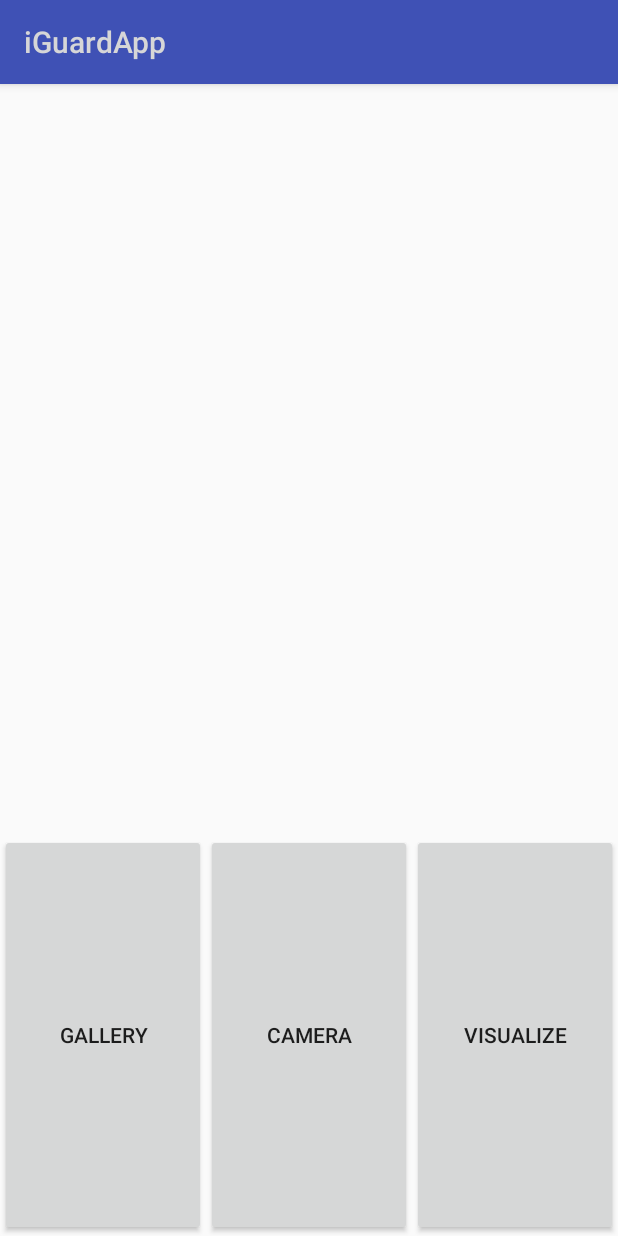
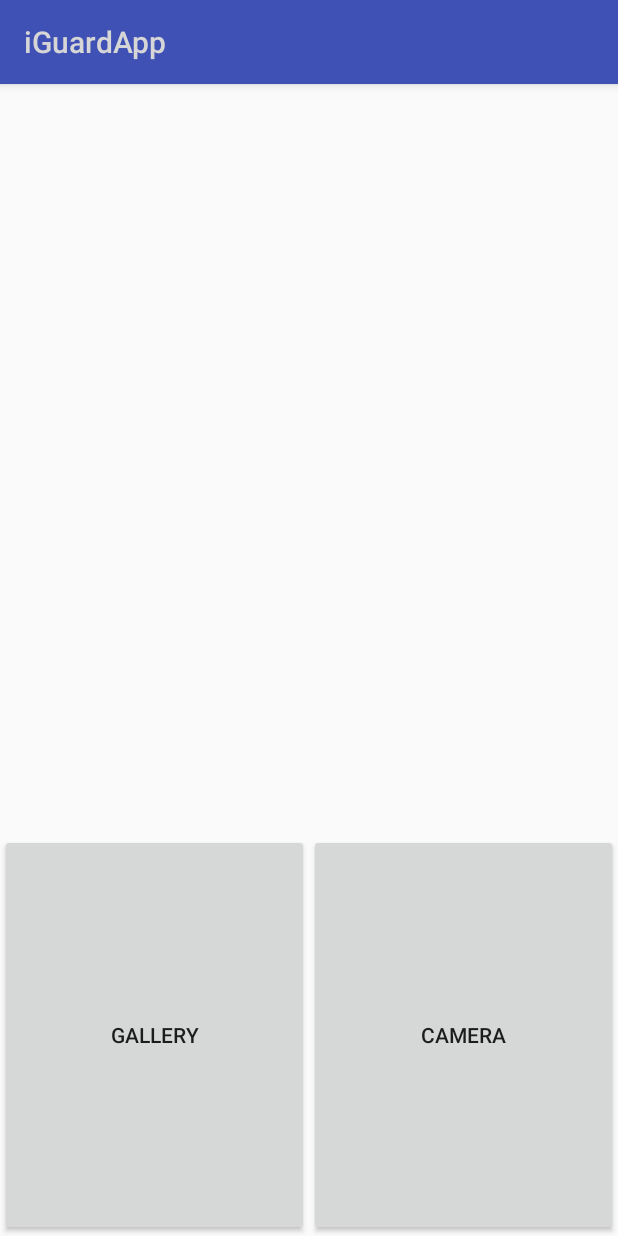
Before and after one commit to mohammedjasam/iGuard, an Android app: the RecognizeConceptsActivity screen opened directly, with no data from a screen before it, on a phone screen of 412 x 824 dp. Run offline under Robolectric (Android 15) with nearby library versions, the phone set to English and light mode, and no system bars; our stand-ins replace ButterKnife, Firebase (no records; nobody signed in at launch, a user with empty details on screens opened directly); libraries missing offline, so code that uses them is left out: clarifai2.api, clarifai2.dto.input, clarifai2.dto.model, clarifai2.dto.prediction, com.mikepenz.materialdrawer and 2 more; 6 statements that could not run were skipped.

```diff
--- a/iGuardIndia/app/src/main/AndroidManifest.xml
+++ b/iGuardIndia/app/src/main/AndroidManifest.xml
@@ -14,6 +14,7 @@
         android:label="@string/app_name"
         android:supportsRtl="true"
         android:theme="@style/AppTheme">
+        <!--<activity android:name=".activity.RecognizeConceptsActivity">-->
         <activity android:name=".GoogleSignInActivity">
             <intent-filter>
                 <action android:name="android.intent.action.MAIN" />
--- a/iGuardIndia/app/src/main/java/com/sadaf/iguardindia/GoogleSignInActivity.java
+++ b/iGuardIndia/app/src/main/java/com/sadaf/iguardindia/GoogleSignInActivity.java
@@ -9,6 +9,7 @@ import android.widget.Button;
 import android.widget.ImageView;
 import android.widget.LinearLayout;
 import android.widget.TextView;
+import android.widget.Toast;
 
 import com.bumptech.glide.Glide;
 import com.sadaf.iguardindia.activity.RecognizeConceptsActivity;
@@ -126,6 +127,7 @@ public class GoogleSignInActivity extends AppCompatActivity implements View.OnCl
         }
 
         else{
+//            Toast.makeText(getApplicationContext(), "NOOOO", Toast.LENGTH_LONG).show();
             // If the user couldn't login then you don't update the UI
             updateUI(false);
         }
--- a/iGuardIndia/app/src/main/java/com/sadaf/iguardindia/activity/RecognizeConceptsActivity.java
+++ b/iGuardIndia/app/src/main/java/com/sadaf/iguardindia/activity/RecognizeConceptsActivity.java
@@ -100,7 +100,7 @@ public final class RecognizeConceptsActivity extends BaseActivity {
   protected void onCreate(@Nullable Bundle savedInstanceState) {
     super.onCreate(savedInstanceState);
     Button photoButton = (Button) this.findViewById(R.id.button1);
-    Button vizButton = (Button) this.findViewById(R.id.btn_viz);
+//    Button vizButton = (Button) this.findViewById(R.id.btn_viz);
 
     photoButton.setOnClickListener(new View.OnClickListener() {
 
@@ -111,13 +111,13 @@ public final class RecognizeConceptsActivity extends BaseActivity {
       }
     });
 
-    vizButton.setOnClickListener(new View.OnClickListener() {
-      @Override
-      public void onClick(View v) {
-        Intent vizIntent = new Intent(v.getContext(), Viz.class);
-        startActivity(vizIntent);
-      }
-    });
+//    vizButton.setOnClickListener(new View.OnClickListener() {
+//      @Override
+//      public void onClick(View v) {
+//        Intent vizIntent = new Intent(v.getContext(), Viz.class);
+//        startActivity(vizIntent);
+//      }
+//    });
     setmCurrImage(mCurrImage);
   }
 
--- a/iGuardIndia/app/src/main/res/layout/activity_recognize.xml
+++ b/iGuardIndia/app/src/main/res/layout/activity_recognize.xml
@@ -79,16 +79,16 @@
               android:text="Camera" />
       </LinearLayout>
 
-      <LinearLayout
-          android:layout_height="match_parent"
-          android:layout_width="match_parent"
-          android:layout_weight="1">
-          <Button
-              android:id="@+id/btn_viz"
-              android:layout_width="match_parent"
-              android:layout_height="match_parent"
-              android:text="Visualize" />
-      </LinearLayout>
+      <!--<LinearLayout-->
+          <!--android:layout_height="match_parent"-->
+          <!--android:layout_width="match_parent"-->
+          <!--android:layout_weight="1">-->
+          <!--<Button-->
+              <!--android:id="@+id/btn_viz"-->
+              <!--android:layout_width="match_parent"-->
+              <!--android:layout_height="match_parent"-->
+              <!--android:text="Visualize" />-->
+      <!--</LinearLayout>-->
 
 
   </LinearLayout>
--- a/iGuardIndia/app/src/main/res/values/strings.xml
+++ b/iGuardIndia/app/src/main/res/values/strings.xml
@@ -3,7 +3,7 @@
     <string name="title_activity_main2">Main2Activity</string>
 
     <!--CLARIFAI STRINGS-->
-    <string name="error_external_storage_permission_ynot_granted">You must accept this permission so we can upload your images!</string>
+    <string name="error_external_storage_permission_not_granted">You must accept this permission so we can upload your images!</string>
     <string name="error_while_contacting_api">Error while contacting Clarifai API</string>
     <string name="no_results_from_api">API did not return any results</string>
     <string name="clarifai_api_key">dd545208e41e48d9a554edbaa729a8d4</string>
```
Also changed, not shown: 3 other files.
